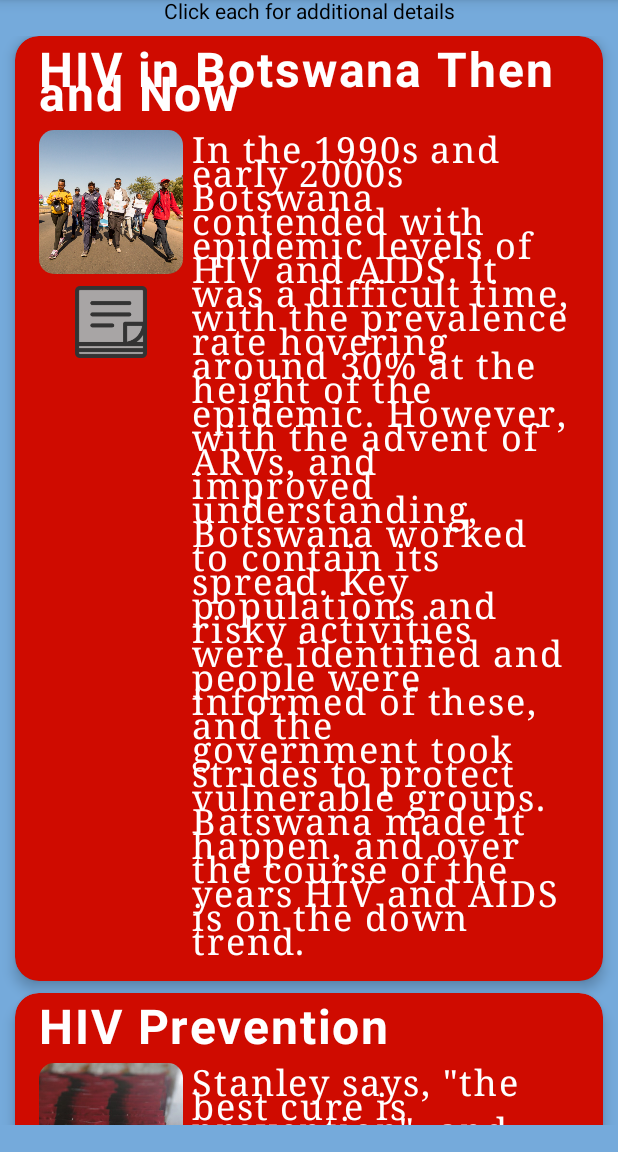
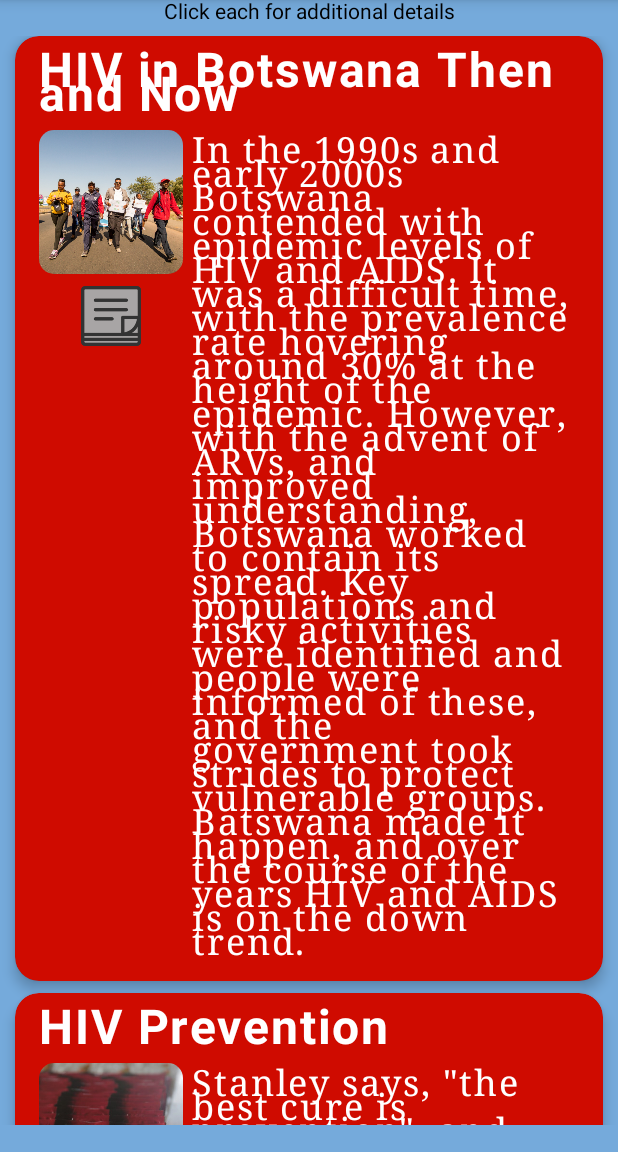
Before and after one commit to PVOBrien/kemoleseding, an Android app built with Jetpack Compose: the screen it shows after launch (MainActivity), after a tap on "Document Icon", on a phone screen of 412 x 824 dp, the part 84-1236 px from its top. Run offline under Robolectric (Android 15) with nearby library versions, the phone set to English and light mode, and no system bars; 1 other tap on this screen came first.

Commit message:
save point

```diff
--- a/app/src/main/java/com/cfreesespuffs/github/kemoleseding/MainActivity.kt
+++ b/app/src/main/java/com/cfreesespuffs/github/kemoleseding/MainActivity.kt
@@ -146,53 +146,45 @@ fun MPic(picInt: Int, isExpanded: Boolean) {
                 contentDescription = "Document Icon",
                 modifier = Modifier
                     .padding(top = 8.dp)
-                    .size(48.dp)
+                    .size(40.dp)
                     .fillMaxWidth()
                     .clickable(
                         enabled = true,
                         onClickLabel = "This is a Document",
                         onClick = {
 
-//                            val uri = FileProvider.getUriForFile(
-//                                context,
-//                                "com.cfreesespuffs.github.kemoleseding" + ".provider",
-//                                File(context.filesDir, "pdfs/dDaysfFriends.pdf")
-//                            ) // + ".provider"
-
                             var inputStream: InputStream? = null
                             var outputStream: OutputStream? = null
 
                             try {
-
-                                println(
-                                    "This is the externalFilesDir: " +
-                                    context
-                                        .filesDir
-//                                        .getExternalFilesDir(null)
-                                        .toString()
-                                )
-                                val file = File("${context.getExternalFilesDir("kmlpdfFromFile")}" + "/dDaysfFriends.pdf")
-//                                val file = File("${context.getExternalFilesDir(\"pdfs_ext)\"}" + "/kml_pdfs/dDaysfFriends.pdf")
+                                val file =
+                                    File("${context.getExternalFilesDir("kmlpdfFromFile")}" + "/daysfriends.pdf") // "kmlpdfFromFile"
                                 if (!file.exists()) {
                                     println("in file doesn't exist block")
-                                    inputStream = context.assets.open("pdfs/dDaysfFriends.pdf")
+//                                    inputStream = context.assets.open("pdfs/dDaysfFriends.pdf")
+                                    inputStream =
+                                        context.resources.openRawResource(R.raw.daysfriends)
                                     outputStream = FileOutputStream(file)
                                     copyFile(inputStream, outputStream)
                                 }
-
-                                println("here")
 
                                 val uri = FileProvider.getUriForFile(
                                     context,
                                     "com.cfreesespuffs.github.kemoleseding.provider",
                                     file
                                 )
-                                val intent = Intent(Intent.ACTION_VIEW) // make change
-                                    .setDataAndType(uri, "application/pdf")
+
+                                println(uri.toString())
+                                val pdfToOpen = Intent(Intent.ACTION_VIEW)
+                                    .setDataAndType(uri, context.contentResolver.getType(uri)) // context.contentResolver.getType(<file>) is the best way to get the MIME type for any file, as it requires no work on coder's part
                                     .setFlags(Intent.FLAG_ACTIVITY_CLEAR_TOP)
                                     .addFlags(Intent.FLAG_GRANT_READ_URI_PERMISSION)
                                     .addFlags(Intent.FLAG_ACTIVITY_NO_HISTORY)
 
+                                val intent = Intent.createChooser(
+                                    pdfToOpen,
+                                    "Open Pdf using..."
+                                )
                                 context.startActivity(intent)
 
                             } catch (ex: IOException) {
@@ -204,16 +196,11 @@ fun MPic(picInt: Int, isExpanded: Boolean) {
                                 outputStream?.flush()
                                 outputStream?.close()
                             }
-                            println("File copy and view in action")
+                            println("File copy and/or view in action")
                         })
             )
         }
     }
-}
-
-@Composable
-fun DocumentSelection() {
-
 }
 
 @Composable
@@ -294,6 +281,10 @@ fun ToolbarWidget() {
         })
 }
 
+private fun openFile() {
+
+}
+
 private fun copyFile(input: InputStream, output: OutputStream) {
     println("in copyfile")
     val buffer = ByteArray(1024)
```
Also changed, not shown: 2 other files.
